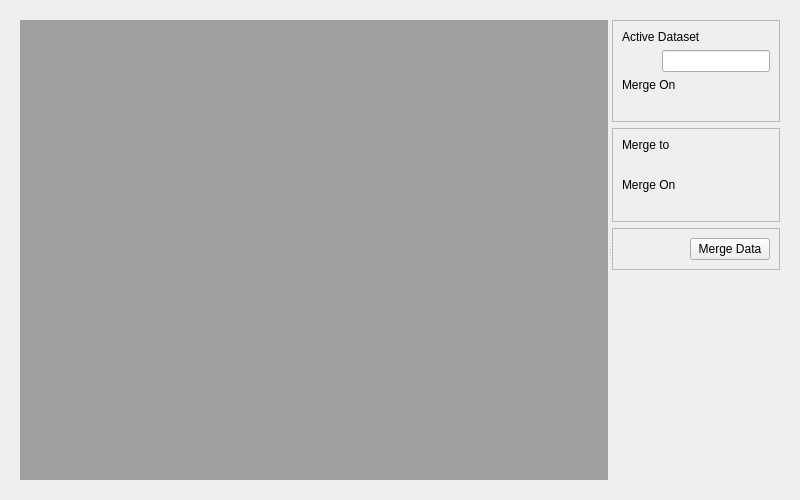
This is NiChart/plugins/mergeview/mergeview.ui in gurayerus/NiChart as Qt 5 draws it before an edit. The edited form follows.
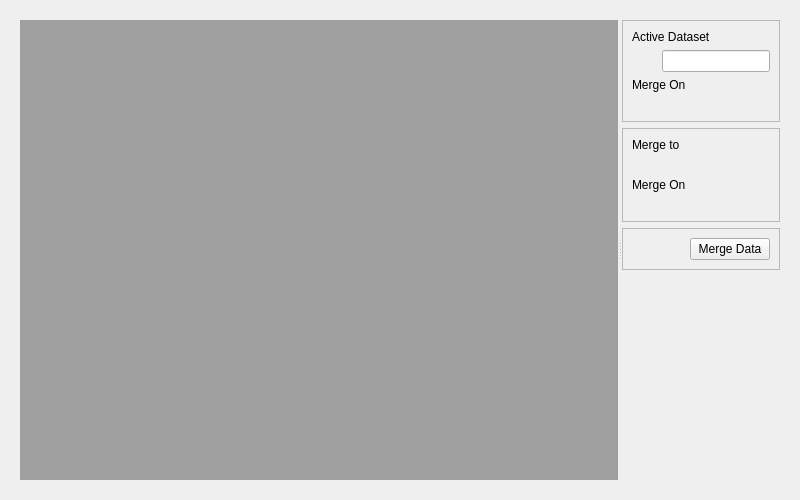
This is the edited form.

```diff
--- a/NiChart/plugins/mergeview/mergeview.ui
+++ b/NiChart/plugins/mergeview/mergeview.ui
@@ -14,7 +14,7 @@
       <string>Form</string>
     </property>
     
-    <layout  class="QVBoxLayout"  name="horizontalLayout">
+    <layout  class="QVBoxLayout"  name="vlMain">
       <item>
         
         <widget class="QWidget" name="verticalLayoutWidget">
@@ -82,9 +82,14 @@
                                     <property  name="orientation">
                                     <enum>Qt::Horizontal</enum>
                                     </property>
+                                    
+                                    <property name="sizeType">
+                                        <enum>QSizePolicy::Fixed</enum>
+                                    </property>
+                                    
                                     <property  name="sizeHint"  stdset="0">
                                     <size>
-                                        <width>40</width>
+                                        <width>30</width>
                                         <height>20</height>
                                     </size>
                                     </property>
@@ -115,9 +120,14 @@
                                     <property  name="orientation">
                                     <enum>Qt::Horizontal</enum>
                                     </property>
+                                    
+                                    <property name="sizeType">
+                                        <enum>QSizePolicy::Fixed</enum>
+                                    </property>
+                                    
                                     <property  name="sizeHint"  stdset="0">
                                     <size>
-                                        <width>40</width>
+                                        <width>30</width>
                                         <height>20</height>
                                     </size>
                                     </property>
@@ -162,9 +172,14 @@
                                     <property  name="orientation">
                                     <enum>Qt::Horizontal</enum>
                                     </property>
+                                    
+                                    <property name="sizeType">
+                                        <enum>QSizePolicy::Fixed</enum>
+                                    </property>
+                                    
                                     <property  name="sizeHint"  stdset="0">
                                     <size>
-                                        <width>40</width>
+                                        <width>30</width>
                                         <height>20</height>
                                     </size>
                                     </property>
```
Left out of the diff: 2 changed lines with no effect on the pictures.
